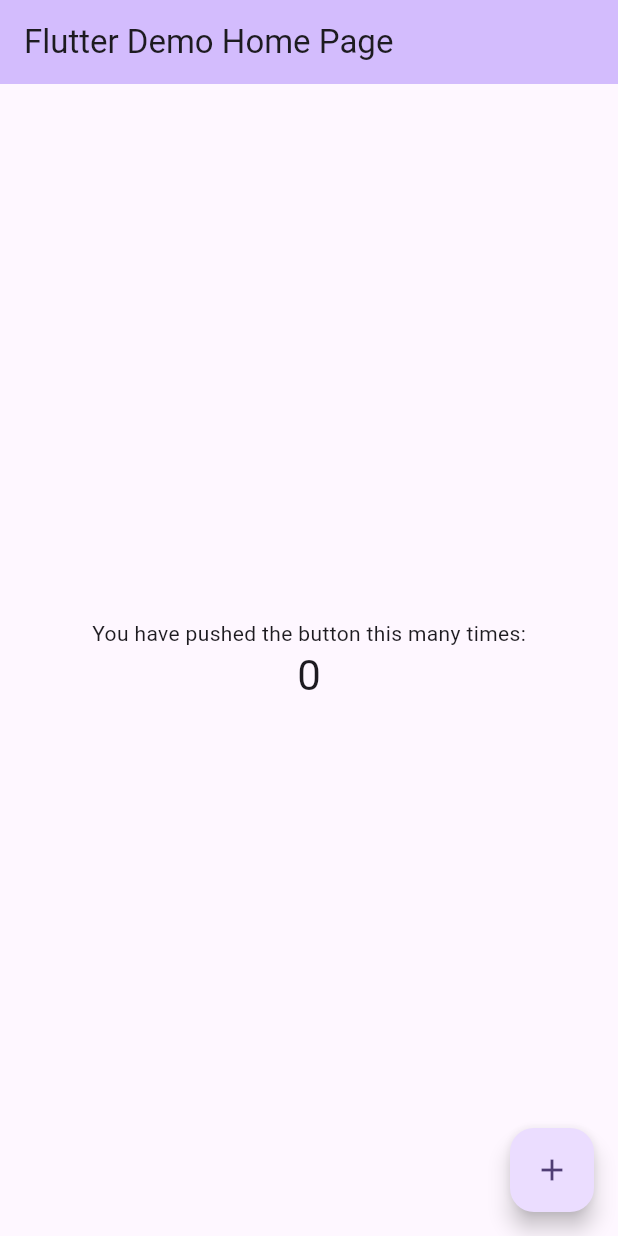
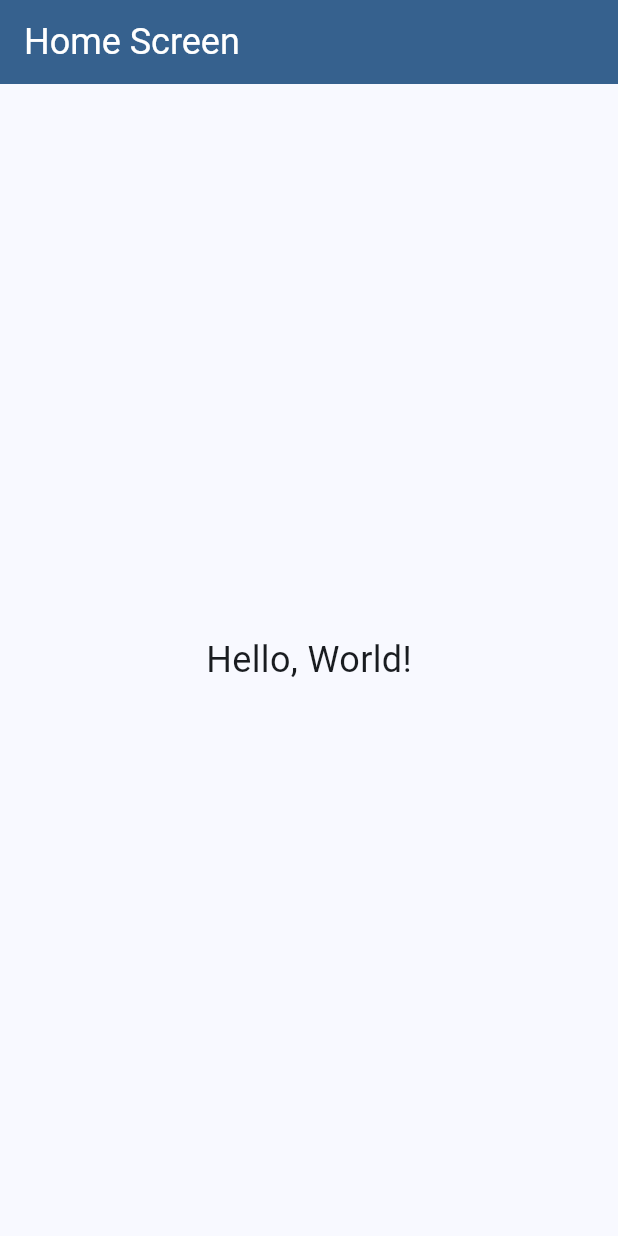
Before and after one commit to Anassedemnati/cross_platform_iot, a Flutter app: the screen it shows after launch, on a phone screen of 412 x 824 dp. Run offline on Flutter 3.47's test engine with Material 3 defaults, Android fonts, the phone set to English and light mode, and no system bars.

Commit message:
Hello, World!

```diff
--- a/lib/main.dart
+++ b/lib/main.dart
@@ -7,66 +7,34 @@ void main() {
 class MyApp extends StatelessWidget {
   const MyApp({super.key});
 
-  // This widget is the root of your application.
   @override
   Widget build(BuildContext context) {
     return MaterialApp(
       title: 'Flutter Demo',
       theme: ThemeData(
-        colorScheme: ColorScheme.fromSeed(seedColor: Colors.deepPurple),
-        useMaterial3: true,
+        indicatorColor: Colors.white,
+        colorScheme: ColorScheme.fromSeed(
+            seedColor: Colors.blue, secondary: Colors.blueAccent),
       ),
-      home: const MyHomePage(title: 'Flutter Demo Home Page'),
+      home: const HomeScreen(),
     );
   }
 }
 
-class MyHomePage extends StatefulWidget {
-  const MyHomePage({super.key, required this.title});
-
-
-  final String title;
-
-  @override
-  State<MyHomePage> createState() => _MyHomePageState();
-}
-
-class _MyHomePageState extends State<MyHomePage> {
-  int _counter = 0;
-
-  void _incrementCounter() {
-    setState(() {
-      _counter++;
-    });
-  }
+class HomeScreen extends StatelessWidget {
+  const HomeScreen({super.key});
 
   @override
   Widget build(BuildContext context) {
-
     return Scaffold(
       appBar: AppBar(
-        backgroundColor: Theme.of(context).colorScheme.inversePrimary,
-        title: Text(widget.title),
+        title: const Text('Home Screen',
+            style: TextStyle(color: Colors.white, fontSize: 24)),
+        backgroundColor: Theme.of(context).colorScheme.primary,
       ),
-      body: Center(
-        child: Column(
-          mainAxisAlignment: MainAxisAlignment.center,
-          children: <Widget>[
-            const Text(
-              'You have pushed the button this many times:',
-            ),
-            Text(
-              '$_counter',
-              style: Theme.of(context).textTheme.headlineMedium,
-            ),
-          ],
-        ),
+      body: const Center(
+        child: Text('Hello, World!', style: TextStyle(fontSize: 24)),
       ),
-      floatingActionButton: FloatingActionButton(
-        onPressed: _incrementCounter,
-        tooltip: 'Increment',
-        child: const Icon(Icons.add),
-      ), // This trailing comma makes auto-formatting nicer for build methods.
     );
   }
 }
```
